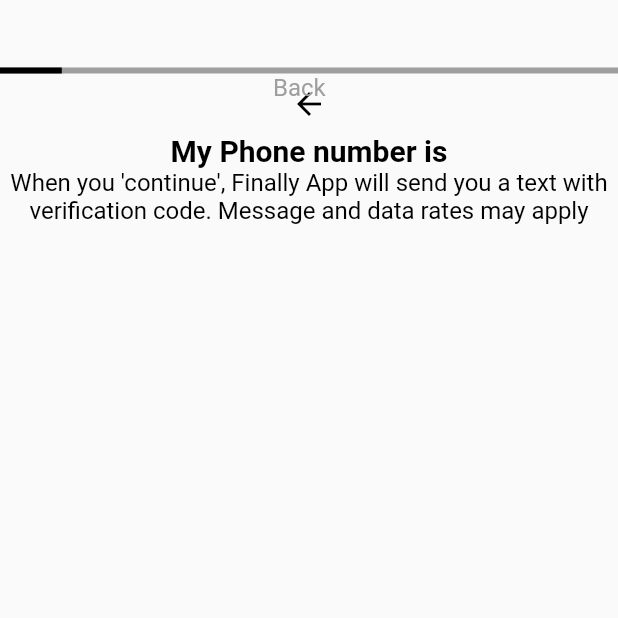
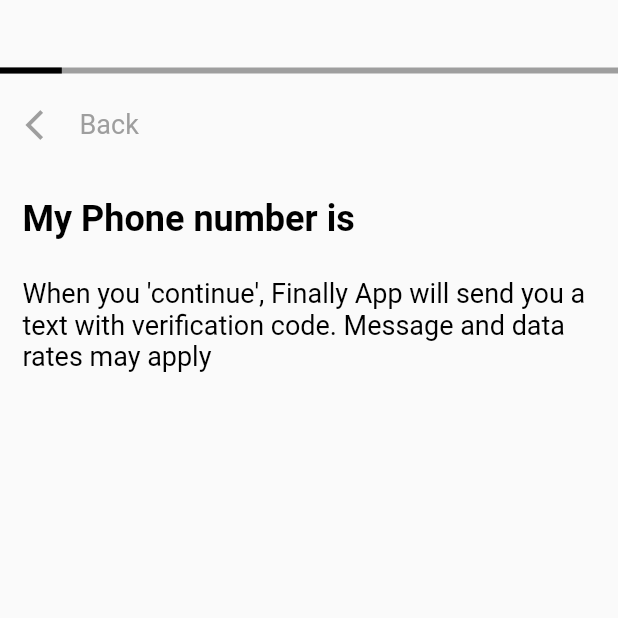
Before and after one commit to Agonizedcupid/FinallyApp, a Flutter app: the PhoneAuthentication screen opened directly, on a phone screen of 412 x 824 dp, the top half of it. Run offline on Flutter 3.47's test engine with Material 2 defaults, Android fonts, the phone set to English and light mode, and no system bars; our stand-ins replace flutter_riverpod.

Commit message:
Working on PhoneNumberPicker

```diff
--- a/lib/Activity/PhoneAuthentication.dart
+++ b/lib/Activity/PhoneAuthentication.dart
@@ -1,4 +1,5 @@
 import 'package:final_design/Activity/Common/Constant.dart';
+import 'package:final_design/Resources/Margins.dart';
 import 'package:flutter/cupertino.dart';
 import 'package:flutter/material.dart';
 import 'package:flutter/services.dart';
@@ -24,50 +25,66 @@ class _PhoneAuthenticationState extends ConsumerState<PhoneAuthentication> {
   @override
   Widget build(BuildContext context) {
     return Scaffold(
-      // appBar: AppBar(
-      //   bottom: PreferredSize(
-      //     preferredSize: Size.fromHeight(-50),
-      //     child: AppBar(
-      //       title: const Text("Dummy Title"),
-      //     ),
-      //   ),
-      // ),
-      body: Container(
+      body: Column(
+        crossAxisAlignment: CrossAxisAlignment.start,
+        mainAxisAlignment: MainAxisAlignment.start,
+        children: <Widget>[
+          Container(
             margin: const EdgeInsets.only(top: 45),
-        child: Column(
-          children: <Widget>[
-            const LinearProgressIndicator(
+            child: const LinearProgressIndicator(
               backgroundColor: Colors.grey,
               valueColor: AlwaysStoppedAnimation<Color>(Colors.black),
               value: progress,
             ),
+          ),
+
 
           Container(
-              height: 40,
+            margin: const EdgeInsets.only(top: 10, bottom: 25,left: 5, right: rightMargin),
             alignment: Alignment.center,
-              child:Stack(
+            child: Column(
+              children: [
+                Row(
                   children: [
                     IconButton(
-                    icon: const Icon(Icons.arrow_back, color: Colors.black),
+                      icon: const Icon(Icons.arrow_back_ios, color: Colors.grey),
                       onPressed: () => Navigator.of(context).pop(),
                     ),
-                  const Text("Back",
-                      style: TextStyle(color: Colors.grey, fontSize: 16))
+                    Container(
+                      margin: const EdgeInsets.only(left: 0),
+                      child: const Text("Back",
+                          style: TextStyle(color: Colors.grey, fontSize: 18)),
+                    )
+                  ],
+                ),
               ],
             )
           ),
 
+
+          Container(
+            margin: const EdgeInsets.only(left: leftMargin, right: rightMargin),
+            child: Column(
+              mainAxisAlignment: MainAxisAlignment.start,
+              crossAxisAlignment: CrossAxisAlignment.start,
+              children: <Widget> [
                 const Text("My Phone number is",
                     style: TextStyle(
-                    fontSize: 20,
+                        fontSize: 24,
                         fontWeight: FontWeight.bold,
                         color: Colors.black)),
-            const Text(
+                Container(
+                  margin: const EdgeInsets.only(top: 25),
+                  child: const Text(
                       "When you 'continue', Finally App will send you a text with verification code. Message and data rates may apply",
-                textAlign: TextAlign.center,
-                style: TextStyle(fontSize: 16, color: Colors.black)),
+                      textAlign: TextAlign.start,
+                      style: TextStyle(fontSize: 18, color: Colors.black)),
+                ),
+
               ],
             ),
+          ),
+        ],
       ),
     );
   }
```
Lines whose indentation alone changed are shown as unchanged.
